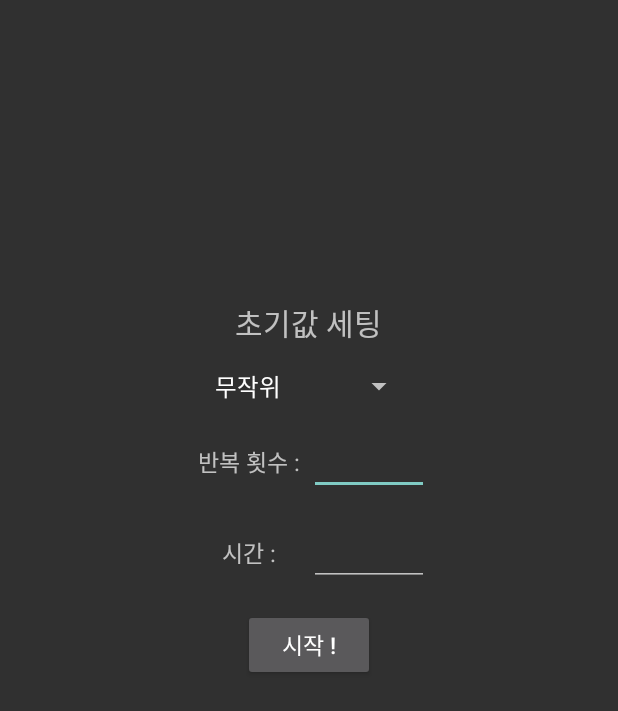
After one commit to yhkwon0817/SSUK, an Android app: the PictureGameSetting screen opened directly, with no data from a screen before it, on a phone screen of 412 x 824 dp. The commit adds this screen. Shown: the top 711 px of the screen. Run offline under Robolectric (Android 15) with nearby library versions, the phone set to English and light mode, and no system bars.

Commit message:
PictureGame done

```diff
--- a/app/src/main/AndroidManifest.xml
+++ b/app/src/main/AndroidManifest.xml
@@ -26,6 +26,9 @@
             android:name=".PictureGame"
             android:exported="true" />
         <activity
+            android:name=".PictureGameSetting"
+            android:exported="true" />
+        <activity
             android:name=".FourWordsGameSetting"
             android:exported="true" />
         <activity
--- a/app/src/main/java/com/example/ssuk/MainActivity.java
+++ b/app/src/main/java/com/example/ssuk/MainActivity.java
@@ -32,7 +32,7 @@ public class MainActivity extends AppCompatActivity {
                     intent = new Intent(getApplicationContext(), FourWordsGameSetting.class);
 
                 if(i == 1)
-                    intent = new Intent(getApplicationContext(), PictureGame.class);
+                    intent = new Intent(getApplicationContext(), PictureGameSetting.class);
 
                 if(i == 2)
                     intent = new Intent(getApplicationContext(), CarGameSetting.class);
--- /dev/null
+++ b/app/src/main/java/com/example/ssuk/PictureGameSetting.java
@@ -0,0 +1,67 @@
+package com.example.ssuk;
+
+import androidx.appcompat.app.AppCompatActivity;
+
+import android.content.Intent;
+import android.os.Bundle;
+import android.view.View;
+import android.widget.ArrayAdapter;
+import android.widget.Button;
+import android.widget.EditText;
+import android.widget.Spinner;
+import android.widget.Toast;
+
+public class PictureGameSetting extends AppCompatActivity {
+
+    EditText timeset, repeat;
+    Spinner category;
+    Button btn;
+
+    @Override
+    protected void onCreate(Bundle savedInstanceState) {
+        super.onCreate(savedInstanceState);
+        setContentView(R.layout.activity_picture_game_setting);
+
+        category = findViewById(R.id.category);
+        timeset = findViewById(R.id.timeset);
+        repeat = findViewById(R.id.repeat);
+        btn = findViewById(R.id.startbtn);
+
+        btn.setOnClickListener(onClickListener);
+
+        ArrayAdapter categoryAdapter = ArrayAdapter.createFromResource(this, R.array.picturecategory, android.R.layout.simple_spinner_item);
+        categoryAdapter.setDropDownViewResource(android.R.layout.simple_spinner_dropdown_item);
+        category.setAdapter(categoryAdapter);
+
+    }
+
+    View.OnClickListener onClickListener = new View.OnClickListener() {
+        @Override
+        public void onClick(View view) {
+            switch (view.getId()){
+                case R.id.startbtn:
+                    if(repeat.getText().length() <= 0 || timeset.getText().length() <= 0) {
+                        Toast.makeText(PictureGameSetting.this, "시간, 반복횟수를 입력해주세요", Toast.LENGTH_SHORT).show();
+                    }
+                    else{
+                        int time_set = Integer.parseInt(timeset.getText().toString());
+                        int repeat_set = Integer.parseInt(repeat.getText().toString());
+                        String category_set = category.getSelectedItem().toString();
+
+                        if(time_set > 0 && time_set < 12 && repeat_set > 4 && repeat_set < 20){
+                            Intent intent = new Intent(PictureGameSetting.this, PictureGame.class);
+                            intent.putExtra("time_set", time_set);
+                            intent.putExtra("repeat_set", repeat_set);
+                            intent.putExtra("category", category_set);
+                            startActivity(intent);
+                        }
+                        else {
+                            Toast.makeText(PictureGameSetting.this, "설정을 제대로 입력해주세요 !", Toast.LENGTH_SHORT).show();
+                        }
+                    }
+
+                    break;
+            }
+        }
+    };
+}
--- /dev/null
+++ b/app/src/main/res/layout/activity_picture_game_setting.xml
@@ -0,0 +1,82 @@
+<?xml version="1.0" encoding="utf-8"?>
+<LinearLayout xmlns:android="http://schemas.android.com/apk/res/android"
+    xmlns:app="http://schemas.android.com/apk/res-auto"
+    xmlns:tools="http://schemas.android.com/tools"
+    android:layout_width="match_parent"
+    android:layout_height="match_parent"
+    android:orientation="vertical"
+    tools:context=".PictureGameSetting">>
+
+    <TextView
+        android:layout_width="wrap_content"
+        android:layout_height="wrap_content"
+        android:layout_gravity="center"
+        android:layout_marginTop="200dp"
+        android:text="초기값 세팅"
+        android:textSize="20dp" />
+
+    <Spinner
+        android:id="@+id/category"
+        android:layout_width="wrap_content"
+        android:layout_height="wrap_content"
+        android:layout_gravity="center"
+        android:layout_marginTop="15dp"
+        android:autofillHints="카테고리" />
+
+    <LinearLayout
+        android:layout_width="wrap_content"
+        android:layout_height="wrap_content"
+        android:layout_gravity="center"
+        android:layout_marginTop="15dp"
+        android:orientation="horizontal">
+
+        <TextView
+            android:layout_width="80dp"
+            android:layout_height="wrap_content"
+            android:gravity="center"
+            android:text="반복 횟수 :"
+            android:textSize="15dp" />
+
+        <EditText
+            android:id="@+id/repeat"
+            android:layout_width="80dp"
+            android:layout_height="wrap_content"
+            android:gravity="center"
+            android:inputType="number" />
+
+    </LinearLayout>
+
+    <LinearLayout
+        android:layout_width="wrap_content"
+        android:layout_height="wrap_content"
+        android:layout_gravity="center"
+        android:layout_marginTop="15dp"
+        android:orientation="horizontal">
+
+        <TextView
+            android:layout_width="80dp"
+            android:layout_height="wrap_content"
+            android:gravity="center"
+            android:text="시간 :"
+            android:textSize="15dp" />
+
+        <EditText
+            android:id="@+id/timeset"
+            android:layout_width="80dp"
+            android:layout_height="wrap_content"
+            android:gravity="center"
+            android:inputType="number" />
+
+    </LinearLayout>
+
+
+    <Button
+        android:id="@+id/startbtn"
+        android:layout_width="wrap_content"
+        android:layout_height="wrap_content"
+        android:layout_gravity="center"
+        android:layout_marginTop="15dp"
+        android:text="시작 !"
+        android:textSize="15dp" />
+
+</LinearLayout>
--- a/app/src/main/res/values/arrays.xml
+++ b/app/src/main/res/values/arrays.xml
@@ -1,13 +1,21 @@
 <?xml version="1.0" encoding="utf-8"?>
 <resources>
 
-    <string-array name="category">
+    <string-array name="fourwordcategory">
         <item>무작위</item>
         <item>사자성어</item>
         <item>인물</item>
         <item>음식</item>
     </string-array>
 
+    <string-array name="picturecategory">
+        <item>무작위</item>
+        <item>가수</item>
+        <item>배우</item>
+        <item>음식</item>
+        <item>영화</item>
+        <item>만화 캐릭터</item>
+    </string-array>
 
 
 </resources>
```
Also changed, not shown: app/src/main/java/com/example/ssuk/FourWordsGame.java (+2 -18 lines), app/src/main/java/com/example/ssuk/FourWordsGameSetting.java (+12 -4 lines), app/src/main/java/com/example/ssuk/PictureGame.java (+133 -0 lines), app/src/main/res/layout/activity_picture_game.xml (+25 -4 lines), app/src/main/res/drawable-v24/endpg2.jpg (added), app/src/main/res/drawable-v24/pg1.jpg (added), app/src/main/res/drawable-v24/pg2.jpg (added), app/src/main/res/drawable-v24/pg3.jpg (added), app/src/main/res/drawable-v24/pg4.jpg (added), app/src/main/res/drawable-v24/pg5.jpg (added), app/src/main/res/drawable-v24/pg6.jpg (added).
